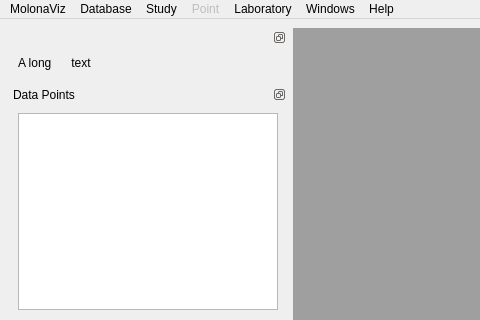
Qt form Molonaviz/src/molonaviz/frontend/ui/mainwindow.ui (flipoyo/MOLONARI1D) before a commit; both pictures show x 0 to 480 and y 0 to 320 of the 623 by 831 pixel window.
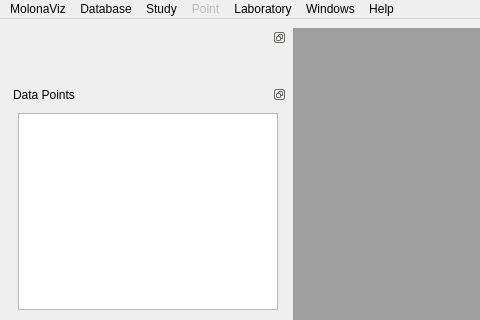
The same form after that commit.

Commit message: affichage graphique

```diff
--- a/Molonaviz/src/molonaviz/frontend/ui/mainwindow.ui
+++ b/Molonaviz/src/molonaviz/frontend/ui/mainwindow.ui
@@ -39,7 +39,7 @@
           <item>
            <widget class="QLabel" name="fullDatabaseNameLabel">
             <property name="text">
-             <string>A long      text</string>
+             <string/>
             </property>
            </widget>
           </item>
```
Left out of the diff: 2 changed lines with no effect on the pictures. The commit also changes 1 other file.
